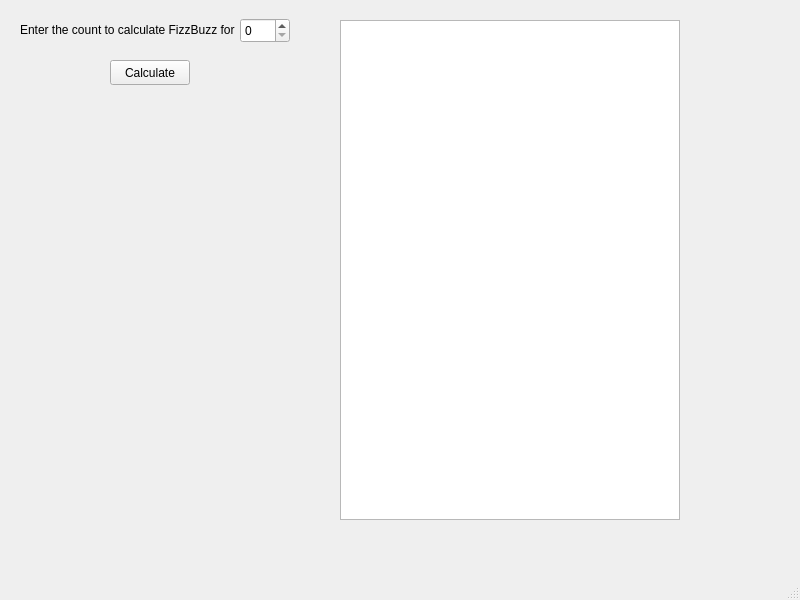
The window that FizzBuzz/FizzBuzzApp/MainWindow/MainWindow.ui (Uiluan/QtWorkshop) describes before a commit, drawn with Qt 5.
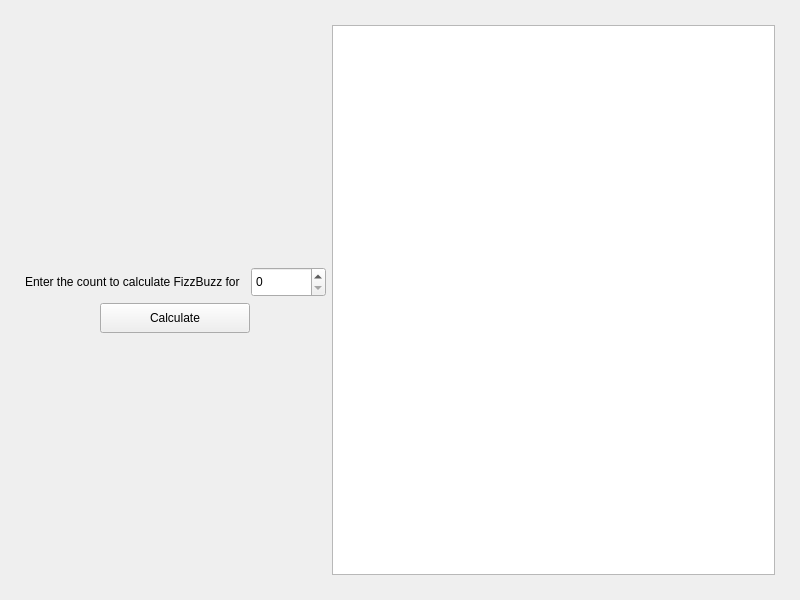
The same window after the commit.

Commit message: Adjust MainWindow layout to better adjust for changing window size

```diff
--- a/FizzBuzz/FizzBuzzApp/MainWindow/MainWindow.ui
+++ b/FizzBuzz/FizzBuzzApp/MainWindow/MainWindow.ui
@@ -14,25 +14,170 @@
    <string>MainWindow</string>
   </property>
   <widget class="QWidget" name="CentralWidget">
+   <layout class="QGridLayout" name="gridLayout">
+    <property name="leftMargin">
+     <number>5</number>
+    </property>
+    <property name="topMargin">
+     <number>5</number>
+    </property>
+    <property name="rightMargin">
+     <number>5</number>
+    </property>
+    <property name="bottomMargin">
+     <number>5</number>
+    </property>
+    <item row="2" column="1">
+     <spacer name="verticalSpacer_3">
+      <property name="orientation">
+       <enum>Qt::Vertical</enum>
+      </property>
+      <property name="sizeType">
+       <enum>QSizePolicy::Minimum</enum>
+      </property>
+      <property name="sizeHint" stdset="0">
+       <size>
+        <width>20</width>
+        <height>20</height>
+       </size>
+      </property>
+     </spacer>
+    </item>
+    <item row="0" column="1">
+     <spacer name="verticalSpacer_2">
+      <property name="orientation">
+       <enum>Qt::Vertical</enum>
+      </property>
+      <property name="sizeType">
+       <enum>QSizePolicy::Minimum</enum>
+      </property>
+      <property name="sizeHint" stdset="0">
+       <size>
+        <width>20</width>
+        <height>20</height>
+       </size>
+      </property>
+     </spacer>
+    </item>
+    <item row="1" column="1">
+     <widget class="QFrame" name="frame_2">
+      <property name="minimumSize">
+       <size>
+        <width>0</width>
+        <height>0</height>
+       </size>
+      </property>
+      <property name="frameShape">
+       <enum>QFrame::NoFrame</enum>
+      </property>
+      <property name="frameShadow">
+       <enum>QFrame::Raised</enum>
+      </property>
+      <layout class="QHBoxLayout" name="horizontalLayout_4">
+       <property name="leftMargin">
+        <number>0</number>
+       </property>
+       <property name="topMargin">
+        <number>0</number>
+       </property>
+       <property name="rightMargin">
+        <number>0</number>
+       </property>
+       <property name="bottomMargin">
+        <number>0</number>
+       </property>
+       <item>
+        <widget class="QFrame" name="frame">
+         <property name="frameShape">
+          <enum>QFrame::NoFrame</enum>
+         </property>
+         <property name="frameShadow">
+          <enum>QFrame::Raised</enum>
+         </property>
+         <layout class="QVBoxLayout" name="verticalLayout_2">
+          <property name="leftMargin">
+           <number>0</number>
+          </property>
+          <property name="topMargin">
+           <number>0</number>
+          </property>
+          <property name="rightMargin">
+           <number>0</number>
+          </property>
+          <property name="bottomMargin">
+           <number>0</number>
+          </property>
+          <item>
+           <spacer name="verticalSpacer_4">
+            <property name="orientation">
+             <enum>Qt::Vertical</enum>
+            </property>
+            <property name="sizeHint" stdset="0">
+             <size>
+              <width>20</width>
+              <height>40</height>
+             </size>
+            </property>
+           </spacer>
+          </item>
+          <item>
+           <widget class="QFrame" name="frame_3">
+            <property name="minimumSize">
+             <size>
+              <width>300</width>
+              <height>30</height>
+             </size>
+            </property>
+            <property name="frameShape">
+             <enum>QFrame::NoFrame</enum>
+            </property>
+            <property name="frameShadow">
+             <enum>QFrame::Raised</enum>
+            </property>
+            <layout class="QHBoxLayout" name="horizontalLayout_3">
+             <property name="leftMargin">
+              <number>0</number>
+             </property>
+             <property name="topMargin">
+              <number>0</number>
+             </property>
+             <property name="rightMargin">
+              <number>0</number>
+             </property>
+             <property name="bottomMargin">
+              <number>0</number>
+             </property>
+             <item>
+              <widget class="QLabel" name="PromptText">
+               <property name="minimumSize">
+                <size>
+                 <width>220</width>
+                 <height>20</height>
+                </size>
+               </property>
+               <property name="maximumSize">
+                <size>
+                 <width>16777215</width>
+                 <height>16777215</height>
+                </size>
+               </property>
+               <property name="text">
+                <string>Enter the count to calculate FizzBuzz for</string>
+               </property>
+              </widget>
+             </item>
+             <item>
    <widget class="QSpinBox" name="CountEntryBox">
-    <property name="geometry">
-     <rect>
-      <x>240</x>
-      <y>18</y>
-      <width>50</width>
-      <height>25</height>
-     </rect>
-    </property>
     <property name="minimumSize">
      <size>
-      <width>50</width>
-      <height>25</height>
+                 <width>75</width>
+                 <height>30</height>
      </size>
     </property>
     <property name="maximumSize">
      <size>
-      <width>50</width>
-      <height>25</height>
+                 <width>75</width>
+                 <height>30</height>
      </size>
     </property>
     <property name="maximum">
@@ -42,40 +187,39 @@
      <number>10</number>
     </property>
    </widget>
-   <widget class="QLabel" name="PromptText">
-    <property name="geometry">
-     <rect>
-      <x>20</x>
-      <y>20</y>
-      <width>220</width>
-      <height>20</height>
-     </rect>
-    </property>
-    <property name="minimumSize">
-     <size>
-      <width>220</width>
-      <height>20</height>
-     </size>
-    </property>
-    <property name="maximumSize">
-     <size>
-      <width>220</width>
-      <height>20</height>
-     </size>
-    </property>
-    <property name="text">
-     <string>Enter the count to calculate FizzBuzz for</string>
-    </property>
-   </widget>
+             </item>
+            </layout>
+           </widget>
+          </item>
+          <item>
+           <widget class="QFrame" name="frame_4">
+            <property name="minimumSize">
+             <size>
+              <width>300</width>
+              <height>30</height>
+             </size>
+            </property>
+            <property name="frameShape">
+             <enum>QFrame::NoFrame</enum>
+            </property>
+            <property name="frameShadow">
+             <enum>QFrame::Raised</enum>
+            </property>
+            <layout class="QHBoxLayout" name="horizontalLayout_5">
+             <property name="leftMargin">
+              <number>0</number>
+             </property>
+             <property name="topMargin">
+              <number>0</number>
+             </property>
+             <property name="rightMargin">
+              <number>0</number>
+             </property>
+             <property name="bottomMargin">
+              <number>0</number>
+             </property>
+             <item>
    <widget class="QPushButton" name="CalculateButton">
-    <property name="geometry">
-     <rect>
-      <x>110</x>
-      <y>60</y>
-      <width>80</width>
-      <height>25</height>
-     </rect>
-    </property>
     <property name="minimumSize">
      <size>
       <width>80</width>
@@ -84,51 +228,90 @@
     </property>
     <property name="maximumSize">
      <size>
-      <width>80</width>
-      <height>25</height>
+                 <width>150</width>
+                 <height>30</height>
      </size>
     </property>
     <property name="text">
      <string>Calculate</string>
     </property>
    </widget>
+             </item>
+            </layout>
+           </widget>
+          </item>
+          <item>
+           <spacer name="verticalSpacer">
+            <property name="orientation">
+             <enum>Qt::Vertical</enum>
+            </property>
+            <property name="sizeHint" stdset="0">
+             <size>
+              <width>20</width>
+              <height>40</height>
+             </size>
+            </property>
+           </spacer>
+          </item>
+         </layout>
+        </widget>
+       </item>
+       <item>
    <widget class="QListView" name="OutputList">
-    <property name="geometry">
-     <rect>
-      <x>340</x>
-      <y>20</y>
-      <width>340</width>
-      <height>500</height>
-     </rect>
-    </property>
     <property name="minimumSize">
      <size>
-      <width>340</width>
-      <height>500</height>
+           <width>100</width>
+           <height>300</height>
      </size>
     </property>
     <property name="maximumSize">
      <size>
-      <width>340</width>
-      <height>500</height>
+           <width>16777215</width>
+           <height>16777215</height>
      </size>
     </property>
     <property name="editTriggers">
      <set>QAbstractItemView::NoEditTriggers</set>
     </property>
    </widget>
-  </widget>
-  <widget class="QMenuBar" name="MenuBar">
-   <property name="geometry">
-    <rect>
-     <x>0</x>
-     <y>0</y>
-     <width>800</width>
-     <height>21</height>
-    </rect>
-   </property>
+       </item>
+      </layout>
+     </widget>
+    </item>
+    <item row="1" column="0">
+     <spacer name="horizontalSpacer">
+      <property name="orientation">
+       <enum>Qt::Horizontal</enum>
+      </property>
+      <property name="sizeType">
+       <enum>QSizePolicy::Minimum</enum>
+      </property>
+      <property name="sizeHint" stdset="0">
+       <size>
+        <width>20</width>
+        <height>20</height>
+       </size>
+      </property>
+     </spacer>
+    </item>
+    <item row="1" column="2">
+     <spacer name="horizontalSpacer_2">
+      <property name="orientation">
+       <enum>Qt::Horizontal</enum>
+      </property>
+      <property name="sizeType">
+       <enum>QSizePolicy::Minimum</enum>
+      </property>
+      <property name="sizeHint" stdset="0">
+       <size>
+        <width>20</width>
+        <height>20</height>
+       </size>
+      </property>
+     </spacer>
+    </item>
+   </layout>
   </widget>
-  <widget class="QStatusBar" name="StatusBar"/>
  </widget>
  <resources/>
  <connections/>
```
Lines whose indentation alone changed are shown as unchanged.
